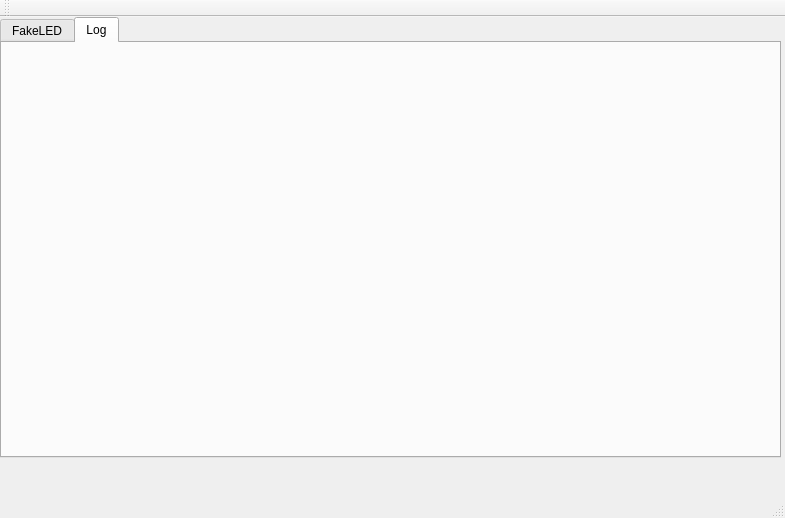
Qt form SrrLED/mainwindow.ui (psuvtk/718) before a commit.
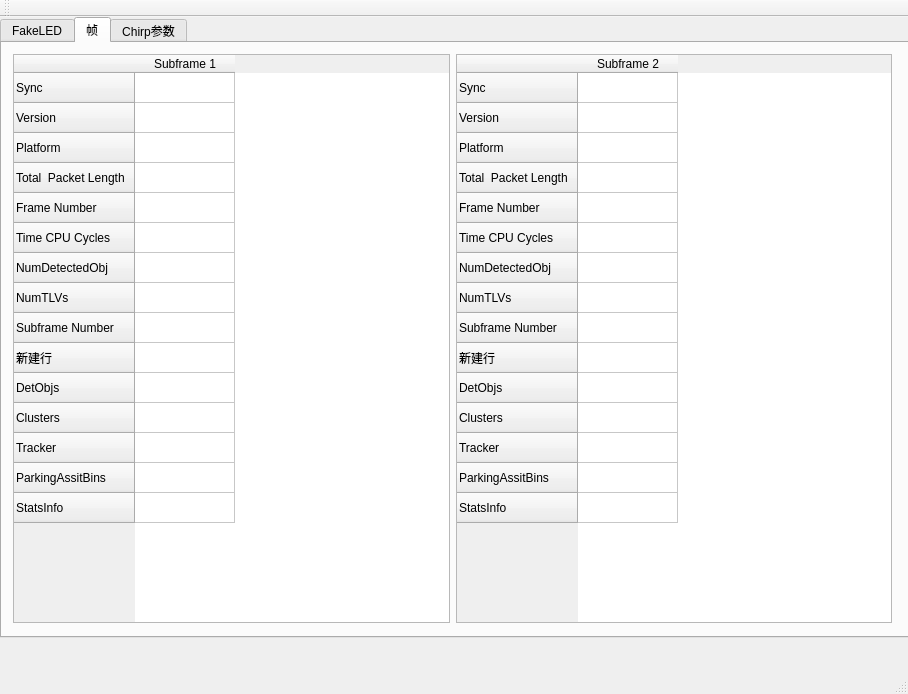
The same form after that commit.

Commit message: +tab params +tab display frame detail

What changed in the file:
```diff
--- a/SrrLED/mainwindow.ui
+++ b/SrrLED/mainwindow.ui
@@ -6,8 +6,8 @@
    <rect>
     <x>0</x>
     <y>0</y>
-    <width>785</width>
-    <height>518</height>
+    <width>908</width>
+    <height>694</height>
    </rect>
   </property>
   <property name="windowTitle">
@@ -19,8 +19,8 @@
      <rect>
       <x>0</x>
       <y>0</y>
-      <width>781</width>
-      <height>441</height>
+      <width>911</width>
+      <height>621</height>
      </rect>
     </property>
     <property name="currentIndex">
@@ -43,8 +43,287 @@
     </widget>
     <widget class="QWidget" name="tabLog">
      <attribute name="title">
-      <string>Log</string>
+      <string>帧</string>
      </attribute>
+     <widget class="QWidget" name="horizontalLayoutWidget_2">
+      <property name="geometry">
+       <rect>
+        <x>0</x>
+        <y>0</y>
+        <width>901</width>
+        <height>591</height>
+       </rect>
+      </property>
+      <layout class="QHBoxLayout" name="horizontalLayout_2">
+       <item>
+        <widget class="QTableWidget" name="tableWidget_2">
+         <row>
+          <property name="text">
+           <string>Sync</string>
+          </property>
+         </row>
+         <row>
+          <property name="text">
+           <string>Version</string>
+          </property>
+         </row>
+         <row>
+          <property name="text">
+           <string>Platform</string>
+          </property>
+         </row>
+         <row>
+          <property name="text">
+           <string>Total  Packet Length</string>
+          </property>
+         </row>
+         <row>
+          <property name="text">
+           <string>Frame Number</string>
+          </property>
+         </row>
+         <row>
+          <property name="text">
+           <string>Time CPU Cycles</string>
+          </property>
+         </row>
+         <row>
+          <property name="text">
+           <string>NumDetectedObj</string>
+          </property>
+         </row>
+         <row>
+          <property name="text">
+           <string>NumTLVs</string>
+          </property>
+         </row>
+         <row>
+          <property name="text">
+           <string>Subframe Number</string>
+          </property>
+         </row>
+         <row>
+          <property name="text">
+           <string>新建行</string>
+          </property>
+         </row>
+         <row>
+          <property name="text">
+           <string>DetObjs</string>
+          </property>
+         </row>
+         <row>
+          <property name="text">
+           <string>Clusters</string>
+          </property>
+         </row>
+         <row>
+          <property name="text">
+           <string>Tracker</string>
+          </property>
+         </row>
+         <row>
+          <property name="text">
+           <string>ParkingAssitBins</string>
+          </property>
+         </row>
+         <row>
+          <property name="text">
+           <string>StatsInfo</string>
+          </property>
+         </row>
+         <column>
+          <property name="text">
+           <string>Subframe 1</string>
+          </property>
+         </column>
+        </widget>
+       </item>
+       <item>
+        <widget class="QTableWidget" name="tableWidget_3">
+         <row>
+          <property name="text">
+           <string>Sync</string>
+          </property>
+         </row>
+         <row>
+          <property name="text">
+           <string>Version</string>
+          </property>
+         </row>
+         <row>
+          <property name="text">
+           <string>Platform</string>
+          </property>
+         </row>
+         <row>
+          <property name="text">
+           <string>Total  Packet Length</string>
+          </property>
+         </row>
+         <row>
+          <property name="text">
+           <string>Frame Number</string>
+          </property>
+         </row>
+         <row>
+          <property name="text">
+           <string>Time CPU Cycles</string>
+          </property>
+         </row>
+         <row>
+          <property name="text">
+           <string>NumDetectedObj</string>
+          </property>
+         </row>
+         <row>
+          <property name="text">
+           <string>NumTLVs</string>
+          </property>
+         </row>
+         <row>
+          <property name="text">
+           <string>Subframe Number</string>
+          </property>
+         </row>
+         <row>
+          <property name="text">
+           <string>新建行</string>
+          </property>
+         </row>
+         <row>
+          <property name="text">
+           <string>DetObjs</string>
+          </property>
+         </row>
+         <row>
+          <property name="text">
+           <string>Clusters</string>
+          </property>
+         </row>
+         <row>
+          <property name="text">
+           <string>Tracker</string>
+          </property>
+         </row>
+         <row>
+          <property name="text">
+           <string>ParkingAssitBins</string>
+          </property>
+         </row>
+         <row>
+          <property name="text">
+           <string>StatsInfo</string>
+          </property>
+         </row>
+         <column>
+          <property name="text">
+           <string>Subframe 2</string>
+          </property>
+         </column>
+        </widget>
+       </item>
+      </layout>
+     </widget>
+    </widget>
+    <widget class="QWidget" name="tab">
+     <attribute name="title">
+      <string>Chirp参数</string>
+     </attribute>
+     <widget class="QWidget" name="horizontalLayoutWidget">
+      <property name="geometry">
+       <rect>
+        <x>0</x>
+        <y>0</y>
+        <width>891</width>
+        <height>551</height>
+       </rect>
+      </property>
+      <layout class="QHBoxLayout" name="horizontalLayout">
+       <item>
+        <widget class="QTableWidget" name="twParamSubframe1">
+         <row>
+          <property name="text">
+           <string>Start Frequency (Ghz)</string>
+          </property>
+         </row>
+         <row>
+          <property name="text">
+           <string>Bandwidth (GHz)</string>
+          </property>
+         </row>
+         <row>
+          <property name="text">
+           <string>Range resolution (m)</string>
+          </property>
+         </row>
+         <row>
+          <property name="text">
+           <string>Velocity resolution (m/s)</string>
+          </property>
+         </row>
+         <row>
+          <property name="text">
+           <string>Number of Tx (MIMO)</string>
+          </property>
+         </row>
+         <column>
+          <property name="text">
+           <string>Subframe 1</string>
+          </property>
+          <property name="foreground">
+           <brush brushstyle="SolidPattern">
+            <color alpha="255">
+             <red>0</red>
+             <green>0</green>
+             <blue>0</blue>
+            </color>
+           </brush>
+          </property>
+         </column>
+         <item row="0" column="0">
+          <property name="text">
+           <string/>
+          </property>
+         </item>
+        </widget>
+       </item>
+       <item>
+        <widget class="QTableWidget" name="twParamSubframe2">
+         <row>
+          <property name="text">
+           <string>Start Frequency (Ghz)</string>
+          </property>
+         </row>
+         <row>
+          <property name="text">
+           <string>Bandwidth (GHz)</string>
+          </property>
+         </row>
+         <row>
+          <property name="text">
+           <string>Range resolution (m)</string>
+          </property>
+         </row>
+         <row>
+          <property name="text">
+           <string>Velocity resolution (m/s)</string>
+          </property>
+         </row>
+         <row>
+          <property name="text">
+           <string>Number of Tx (MIMO)</string>
+          </property>
+         </row>
+         <column>
+          <property name="text">
+           <string>Subframe 2</string>
+          </property>
+         </column>
+        </widget>
+       </item>
+      </layout>
+     </widget>
     </widget>
    </widget>
   </widget>
```
Left out of the diff: 4 changed lines with no effect on the pictures. The commit also changes 6 other files.
